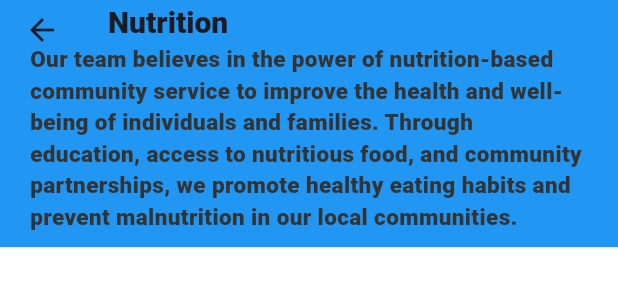
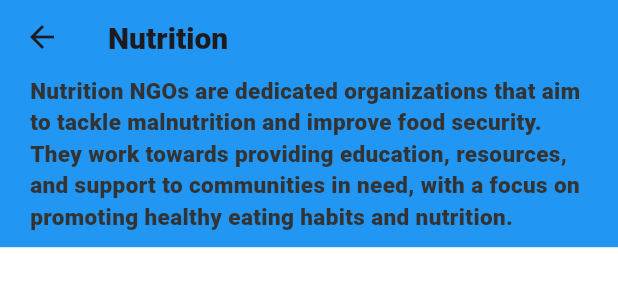
Before and after one commit to Ayush0316/ngo-app, a Flutter app: what ngoCategories() shows on an empty page, opened directly, after a tap on "Nutrition", on a phone screen of 412 x 824 dp. Shown: the top 300 px of the screen. Run offline on Flutter 3.47's test engine with Material 2 defaults, Android fonts, the phone set to English and light mode, and no system bars; our stand-ins replace carousel_slider, cloud_firestore, firebase_auth, firebase_core, firebase_storage, flutter_form_builder and 5 more; missing offline and left inert: autocomplete_textfield, form_builder_phone_field, tflite_flutter; accounts and stored records are empty; network calls fail; Roboto replaces fonts that are missing (Roboto-Black).

Commit message:
added ngo title descriptions

```diff
--- a/ngo_app/lib/screens/home/User/Ngo categories/categories.dart
+++ b/ngo_app/lib/screens/home/User/Ngo categories/categories.dart
@@ -25,7 +25,7 @@ class _ngoCategoriesState extends State<ngoCategories> {
               onTap: () async {
                 option = "Nutrition";
                 description =
-                    "Our team believes in the power of nutrition-based community service to improve the health and well-being of individuals and families. Through education, access to nutritious food, and community partnerships, we promote healthy eating habits and prevent malnutrition in our local communities.";
+                    "Nutrition NGOs are dedicated organizations that aim to tackle malnutrition and improve food security. They work towards providing education, resources, and support to communities in need, with a focus on promoting healthy eating habits and nutrition.";
                 Navigator.of(context).push(MaterialPageRoute(
                     builder: (context) => ngo_list(
                           textList: [option, description],
@@ -66,7 +66,7 @@ class _ngoCategoriesState extends State<ngoCategories> {
               onTap: () async {
                 option = "Environment";
                 description =
-                    "this area is supposed to describe the selected files in few words (30-40 ) Words,Lorem ipsum dolor sit amet, consectetur adipiscing elit. Nam turpis ex, dictum et luctus nec, malesuada id nisl. Pellentesque ";
+                    "Environmental NGOs are non-profit organizations that work towards protecting and preserving the natural environment. They promote sustainable practices, advocate for policies that support conservation, and raise awareness about environmental issues.";
                 Navigator.of(context).push(MaterialPageRoute(
                     builder: (context) => ngo_list(
                           textList: [option, description],
@@ -105,7 +105,7 @@ class _ngoCategoriesState extends State<ngoCategories> {
               onTap: () async {
                 option = "Education";
                 description =
-                    "this area is supposed to describe the selected files in few words (30-40 ) Words,Lorem ipsum dolor sit amet, consectetur adipiscing elit. Nam turpis ex, dictum et luctus nec, malesuada id nisl. Pellentesque ";
+                    "Education NGOs focus on improving access to education and promoting literacy. They provide resources, support, and advocacy for communities in need, with a focus on increasing educational opportunities and improving quality of education.";
                 Navigator.of(context).push(MaterialPageRoute(
                     builder: (context) => ngo_list(
                           textList: [option, description],
@@ -143,7 +143,7 @@ class _ngoCategoriesState extends State<ngoCategories> {
               onTap: () async {
                 option = "Human Rights";
                 description =
-                    "this area is supposed to describe the selected files in few words (30-40 ) Words,Lorem ipsum dolor sit amet, consectetur adipiscing elit. Nam turpis ex, dictum et luctus nec, malesuada id nisl. Pellentesque ";
+                    "Human rights NGOs are organizations that promote and protect human rights through advocacy, education, and support for marginalized communities. They work to ensure that human rights are respected, protected, and fulfilled.";
                 Navigator.of(context).push(MaterialPageRoute(
                     builder: (context) => ngo_list(
                           textList: [option, description],
@@ -181,7 +181,7 @@ class _ngoCategoriesState extends State<ngoCategories> {
               onTap: () async {
                 option = "Sports";
                 description =
-                    "this area is supposed to describe the selected files in few words (30-40 ) Words,Lorem ipsum dolor sit amet, consectetur adipiscing elit. Nam turpis ex, dictum et luctus nec, malesuada id nisl. Pellentesque ";
+                    "Sports NGOs promote physical and mental health, social inclusion, and community development through sports. They provide resources, support, and education to communities, with the goal of enhancing well-being and creating positive social change.";
                 Navigator.of(context).push(MaterialPageRoute(
                     builder: (context) => ngo_list(
                           textList: [option, description],
@@ -217,9 +217,9 @@ class _ngoCategoriesState extends State<ngoCategories> {
             ),
             InkWell(
               onTap: () async {
-                option = "Tourism";
+                option = "Housing";
                 description =
-                    "this area is supposed to describe the selected files in few words (30-40 ) Words,Lorem ipsum dolor sit amet, consectetur adipiscing elit. Nam turpis ex, dictum et luctus nec, malesuada id nisl. Pellentesque ";
+                    "Housing NGOs work to ensure safe, affordable, and adequate housing for all. They provide resources, support, and advocacy to communities, with the goal of reducing homelessness, improving living conditions, and promoting sustainable housing policies.";
                 Navigator.of(context).push(MaterialPageRoute(
                     builder: (context) => ngo_list(
                           textList: [option, description],
@@ -241,12 +241,12 @@ class _ngoCategoriesState extends State<ngoCategories> {
                   mainAxisAlignment: MainAxisAlignment.center,
                   children: [
                     Icon(
-                      Icons.festival_sharp,
+                      Icons.house_siding_outlined,
                       size: 45,
                       color: Colors.red,
                     ),
                     Text(
-                      "Tourism",
+                      "Housing",
                       style: TextStyle(color: Colors.white, fontSize: 15),
                     )
                   ],
@@ -257,7 +257,7 @@ class _ngoCategoriesState extends State<ngoCategories> {
               onTap: () async {
                 option = "Health";
                 description =
-                    "this area is supposed to describe the selected files in few words (30-40 ) Words,Lorem ipsum dolor sit amet, consectetur adipiscing elit. Nam turpis ex, dictum et luctus nec, malesuada id nisl. Pellentesque ";
+                    "Health NGOs aim to improve healthcare access, quality, and outcomes. They provide resources, support, and education to communities, with the goal of promoting health and well-being, preventing disease, and reducing health disparities.";
                 Navigator.of(context).push(MaterialPageRoute(
                     builder: (context) => ngo_list(
                           textList: [option, description],
@@ -295,7 +295,7 @@ class _ngoCategoriesState extends State<ngoCategories> {
               onTap: () async {
                 option = "Employment";
                 description =
-                    "this area is supposed to describe the selected files in few words (30-40 ) Words,Lorem ipsum dolor sit amet, consectetur adipiscing elit. Nam turpis ex, dictum et luctus nec, malesuada id nisl. Pellentesque ";
+                    "Employment NGOs focus on creating job opportunities, providing skills training, and promoting fair labor practices. They provide resources, support, and advocacy to reduce unemployment, improve livelihoods, and promote decent work for all.";
                 Navigator.of(context).push(MaterialPageRoute(
                     builder: (context) => ngo_list(
                           textList: [option, description],
@@ -333,7 +333,7 @@ class _ngoCategoriesState extends State<ngoCategories> {
               onTap: () async {
                 option = "Others";
                 description =
-                    "this area is supposed to describe the selected files in few words (30-40 ) Words,Lorem ipsum dolor sit amet, consectetur adipiscing elit. Nam turpis ex, dictum et luctus nec, malesuada id nisl. Pellentesque ";
+                    "NGOs are non-profit organizations that work towards social, environmental, or humanitarian causes, often through direct action or advocacy.\nThis category consists the list of NGOs working in different fields";
                 Navigator.of(context).push(MaterialPageRoute(
                     builder: (context) => ngo_list(
                           textList: [option, description],
```
